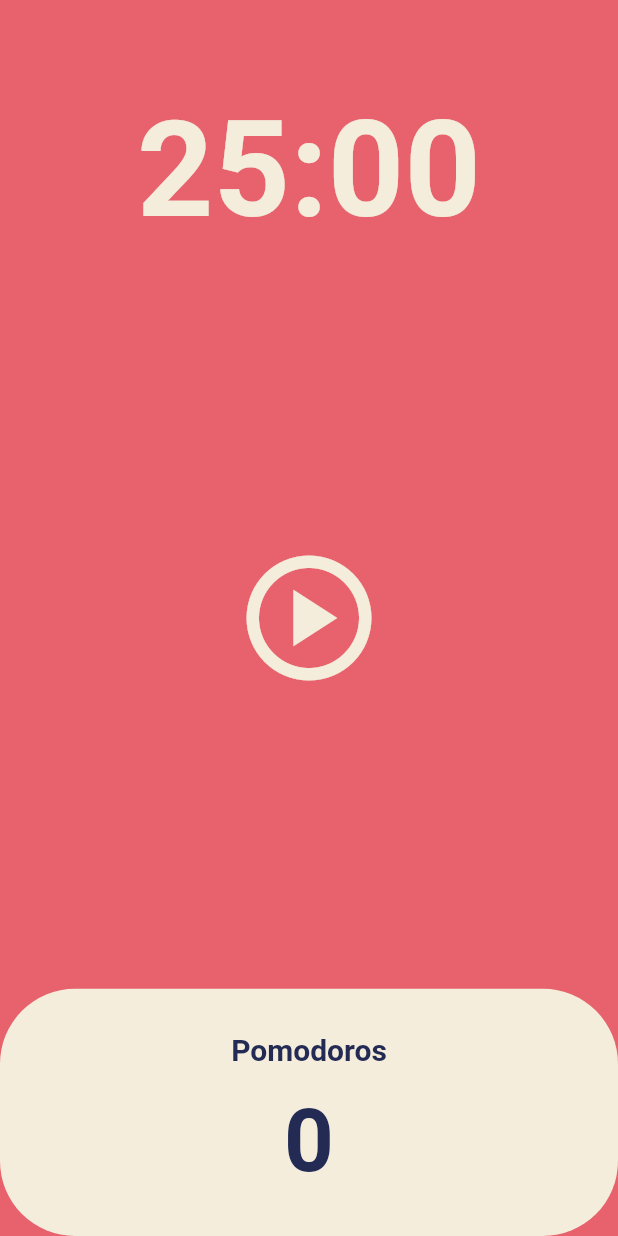
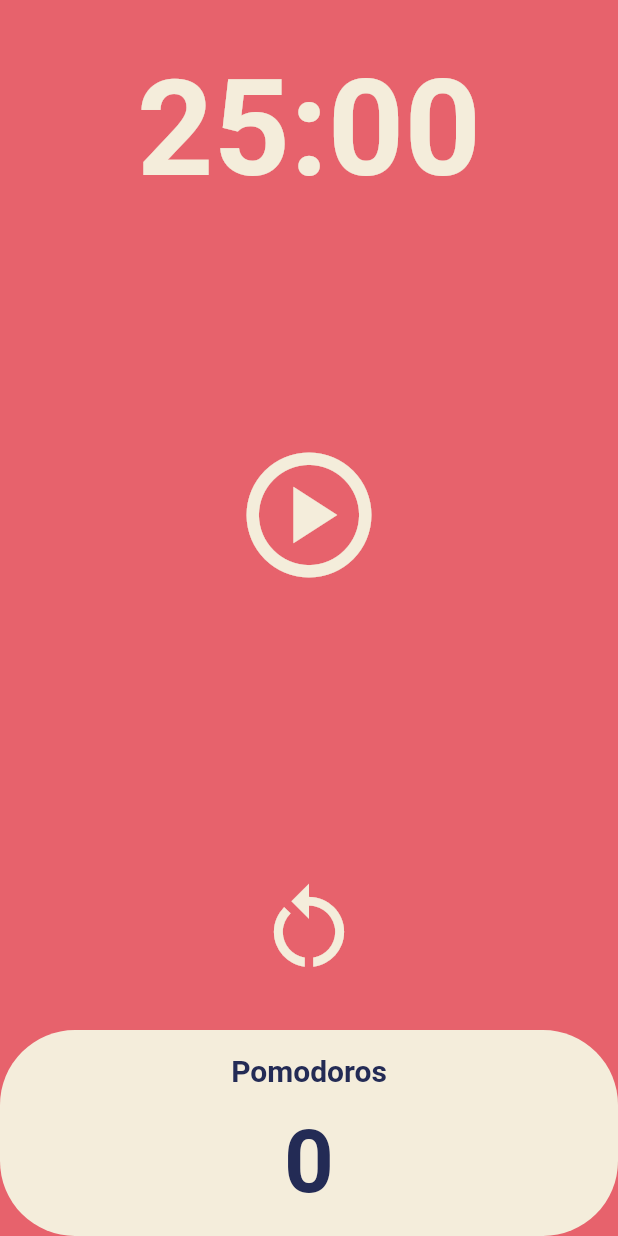
Before and after one commit to SIMYEONAH/pomodoro, a Flutter app: the screen it shows after launch, on a phone screen of 412 x 824 dp. Run offline on Flutter 3.47's test engine with Material 2 defaults, Android fonts, the phone set to English and light mode, and no system bars.

Commit message:
Make Reset Button!

```diff
--- a/pomodoro_app/lib/screens/home_screen.dart
+++ b/pomodoro_app/lib/screens/home_screen.dart
@@ -48,6 +48,14 @@ class _HomeScreenState extends State<HomeScreen> {
     });
   }
 
+  void onResetPressed() {
+    timer.cancel();
+    setState(() {
+      totalSeconds = twentyFiveMinutes;
+      isRunning = false;
+    });
+  }
+
   String format(int seconds) {
     var duration = Duration(seconds: seconds);
     return duration.toString().split(".").first.substring(2, 7);
@@ -84,6 +92,18 @@ class _HomeScreenState extends State<HomeScreen> {
                   isRunning
                       ? Icons.pause_circle_outline
                       : Icons.play_circle_outlined,
+                ),
+              ),
+            ),
+          ),
+          Flexible(
+            child: Center(
+              child: IconButton(
+                iconSize: 70,
+                color: Theme.of(context).cardColor,
+                onPressed: onResetPressed,
+                icon: const Icon(
+                  Icons.restart_alt,
                 ),
               ),
             ),
```
